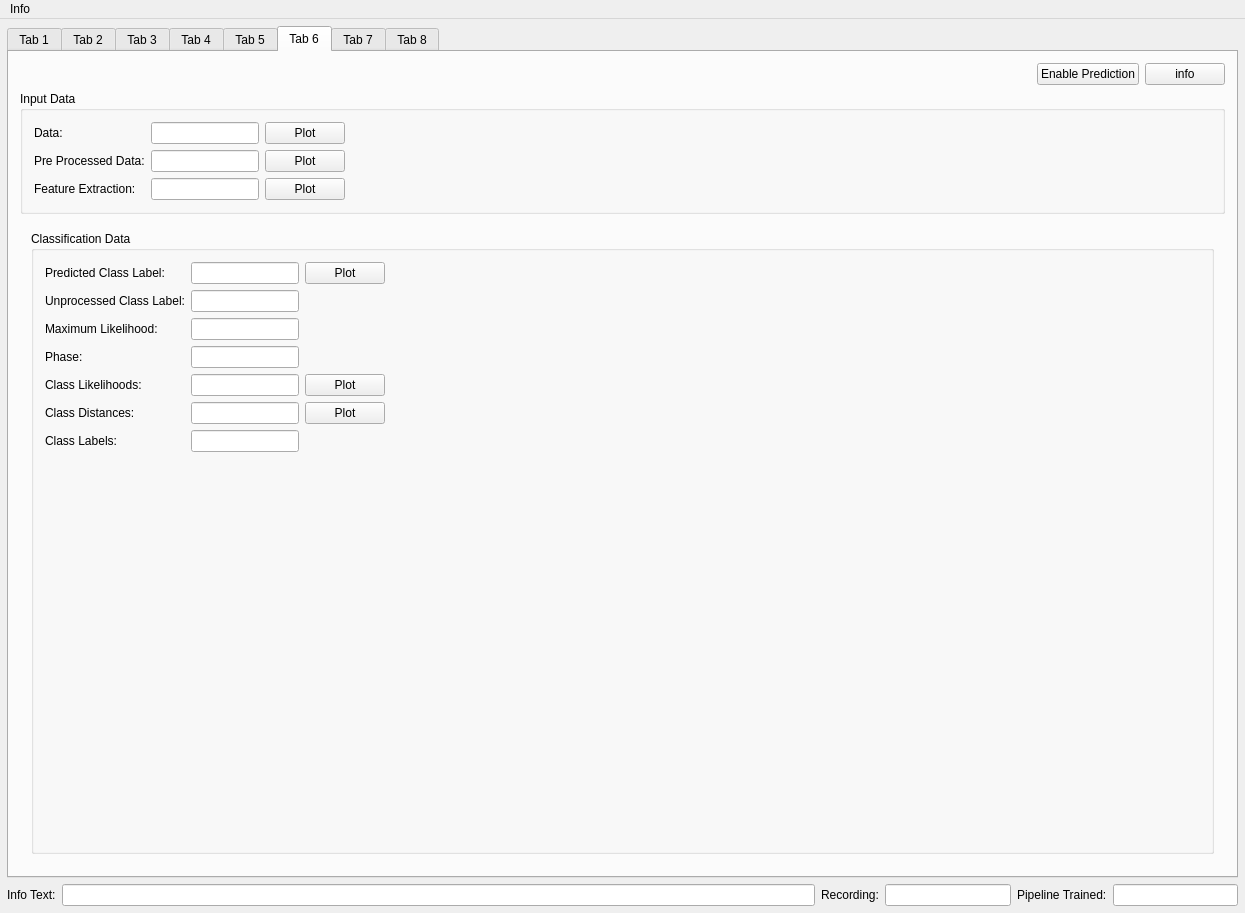
Old version of the form gui/GRT/mainwindow.ui in the repository nickgillian/grt.
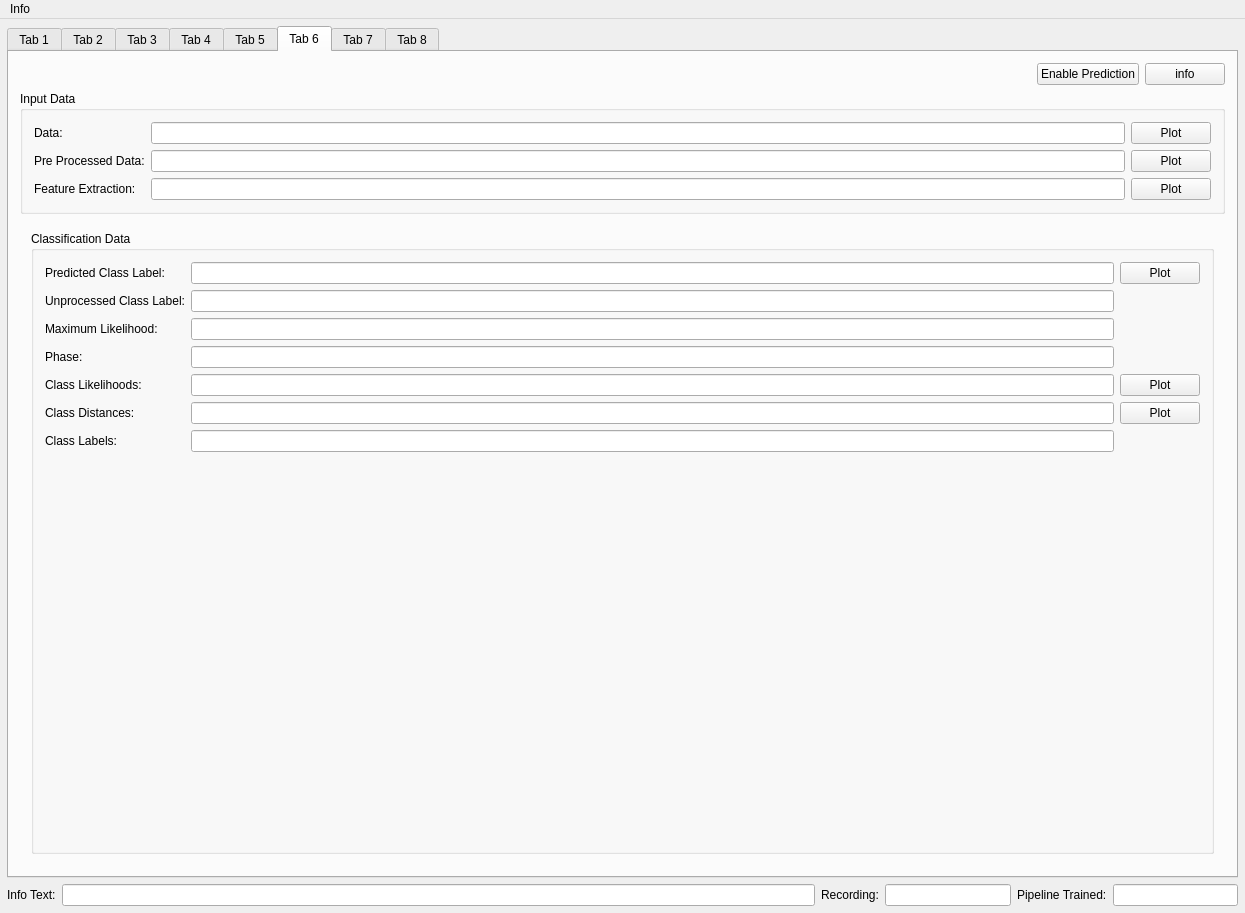
New version of the form. The open tabs and pages were chosen to show the change. Icons and pictures are not drawn. Custom widgets are drawn as their Qt base class.

Commit message: Extend the output widgets.

```diff
--- a/gui/GRT/mainwindow.ui
+++ b/gui/GRT/mainwindow.ui
@@ -4026,7 +4026,7 @@
                    <item row="0" column="1">
                     <widget class="QLineEdit" name="predictionWindow_data">
                      <property name="sizePolicy">
-                      <sizepolicy hsizetype="Preferred" vsizetype="Fixed">
+                      <sizepolicy hsizetype="Expanding" vsizetype="Fixed">
                        <horstretch>0</horstretch>
                        <verstretch>0</verstretch>
                       </sizepolicy>
@@ -4052,7 +4052,7 @@
                    <item row="1" column="1">
                     <widget class="QLineEdit" name="predictionWindow_preProcessedData">
                      <property name="sizePolicy">
-                      <sizepolicy hsizetype="Preferred" vsizetype="Fixed">
+                      <sizepolicy hsizetype="Expanding" vsizetype="Fixed">
                        <horstretch>0</horstretch>
                        <verstretch>0</verstretch>
                       </sizepolicy>
@@ -4078,7 +4078,7 @@
                    <item row="2" column="1">
                     <widget class="QLineEdit" name="predictionWindow_featureExtractionData">
                      <property name="sizePolicy">
-                      <sizepolicy hsizetype="Preferred" vsizetype="Fixed">
+                      <sizepolicy hsizetype="Expanding" vsizetype="Fixed">
                        <horstretch>0</horstretch>
                        <verstretch>0</verstretch>
                       </sizepolicy>
@@ -4139,22 +4139,6 @@
                    </item>
                   </layout>
                  </item>
-                 <item>
-                  <spacer name="horizontalSpacer_40">
-                   <property name="orientation">
-                    <enum>Qt::Horizontal</enum>
-                   </property>
-                   <property name="sizeType">
-                    <enum>QSizePolicy::Expanding</enum>
-                   </property>
-                   <property name="sizeHint" stdset="0">
-                    <size>
-                     <width>0</width>
-                     <height>20</height>
-                    </size>
-                   </property>
-                  </spacer>
-                 </item>
                 </layout>
                </item>
               </layout>
@@ -4616,7 +4600,7 @@
                        <item row="0" column="1">
                         <widget class="QLineEdit" name="predictionWindow_timeseriesClassification_predictedClassLabel">
                          <property name="sizePolicy">
-                          <sizepolicy hsizetype="Preferred" vsizetype="Fixed">
+                          <sizepolicy hsizetype="Expanding" vsizetype="Fixed">
                            <horstretch>0</horstretch>
                            <verstretch>0</verstretch>
                           </sizepolicy>
@@ -4639,7 +4623,7 @@
                        <item row="1" column="1">
                         <widget class="QLineEdit" name="predictionWindow_predictedClassLabel_5">
                          <property name="sizePolicy">
-                          <sizepolicy hsizetype="Preferred" vsizetype="Fixed">
+                          <sizepolicy hsizetype="Expanding" vsizetype="Fixed">
                            <horstretch>0</horstretch>
                            <verstretch>0</verstretch>
                           </sizepolicy>
@@ -4662,7 +4646,7 @@
                        <item row="2" column="1">
                         <widget class="QLineEdit" name="predictionWindow_timeseriesClassification_maximumLikelihood">
                          <property name="sizePolicy">
-                          <sizepolicy hsizetype="Preferred" vsizetype="Fixed">
+                          <sizepolicy hsizetype="Expanding" vsizetype="Fixed">
                            <horstretch>0</horstretch>
                            <verstretch>0</verstretch>
                           </sizepolicy>
@@ -4688,7 +4672,7 @@
                        <item row="3" column="1">
                         <widget class="QLineEdit" name="predictionWindow_timeseriesClassification_phase">
                          <property name="sizePolicy">
-                          <sizepolicy hsizetype="Preferred" vsizetype="Fixed">
+                          <sizepolicy hsizetype="Expanding" vsizetype="Fixed">
                            <horstretch>0</horstretch>
                            <verstretch>0</verstretch>
                           </sizepolicy>
@@ -4714,7 +4698,7 @@
                        <item row="4" column="1">
                         <widget class="QLineEdit" name="predictionWindow_timeseriesClassification_classLikelihoods">
                          <property name="sizePolicy">
-                          <sizepolicy hsizetype="Preferred" vsizetype="Fixed">
+                          <sizepolicy hsizetype="Expanding" vsizetype="Fixed">
                            <horstretch>0</horstretch>
                            <verstretch>0</verstretch>
                           </sizepolicy>
@@ -4740,7 +4724,7 @@
                        <item row="5" column="1">
                         <widget class="QLineEdit" name="predictionWindow_timeseriesClassification_classDistances">
                          <property name="sizePolicy">
-                          <sizepolicy hsizetype="Preferred" vsizetype="Fixed">
+                          <sizepolicy hsizetype="Expanding" vsizetype="Fixed">
                            <horstretch>0</horstretch>
                            <verstretch>0</verstretch>
                           </sizepolicy>
@@ -4766,7 +4750,7 @@
                        <item row="8" column="1">
                         <widget class="QLineEdit" name="predictionWindow_timeseriesClassification_classLabels">
                          <property name="sizePolicy">
-                          <sizepolicy hsizetype="Preferred" vsizetype="Fixed">
+                          <sizepolicy hsizetype="Expanding" vsizetype="Fixed">
                            <horstretch>0</horstretch>
                            <verstretch>0</verstretch>
                           </sizepolicy>
@@ -4880,19 +4864,6 @@
                        </item>
                       </layout>
                      </item>
-                     <item>
-                      <spacer name="horizontalSpacer_42">
-                       <property name="orientation">
-                        <enum>Qt::Horizontal</enum>
-                       </property>
-                       <property name="sizeHint" stdset="0">
-                        <size>
-                         <width>0</width>
-                         <height>20</height>
-                        </size>
-                       </property>
-                      </spacer>
-                     </item>
                     </layout>
                    </item>
                   </layout>
```
Left out of the diff: 76 changed lines with no effect on the pictures.
